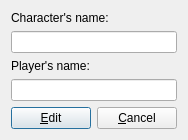
The window that sources/windows/ChangeCharacterDialog.ui (ViviCoder/GM-Assistant) describes before a commit, drawn with Qt 5.
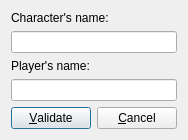
The same window after the commit. Icons and pictures are not drawn.

Commit message: Issue #91: button name modified

```diff
--- a/sources/windows/ChangeCharacterDialog.ui
+++ b/sources/windows/ChangeCharacterDialog.ui
@@ -48,7 +48,7 @@
      <item>
       <widget class="QPushButton" name="pushEdit">
        <property name="text">
-        <string>&amp;Edit</string>
+        <string>&amp;Validate</string>
        </property>
        <property name="icon">
         <iconset resource="../../ressource.qrc">
```
The commit also changes 3 other files.
